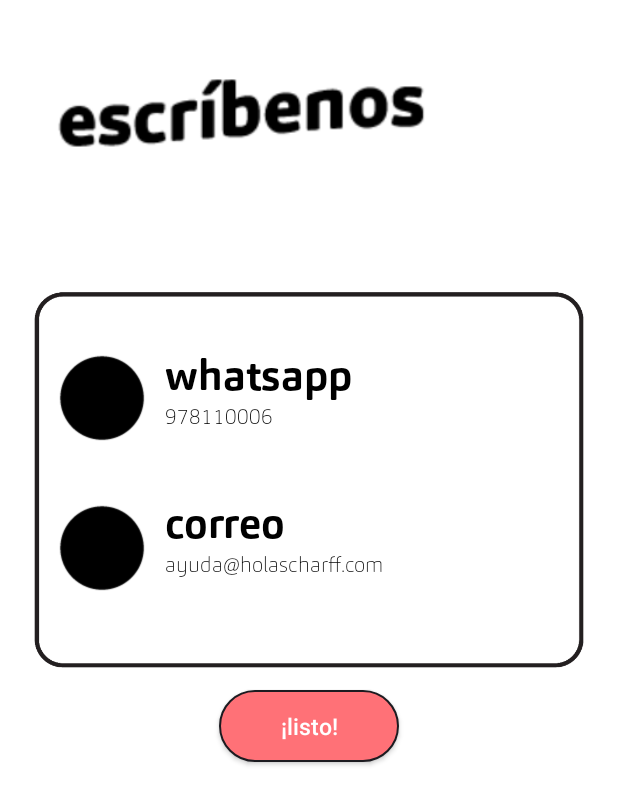
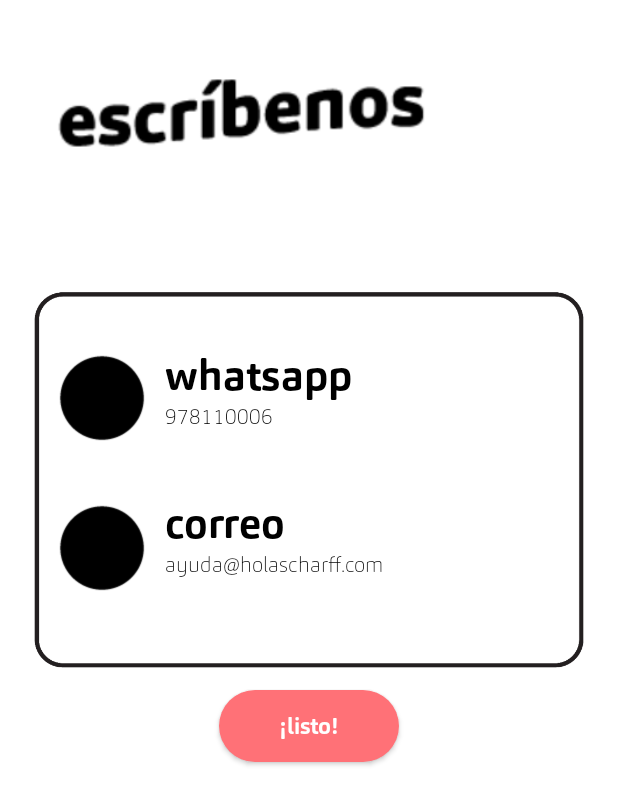
Before and after one commit to JuanHervasV/RuteandoApp, an Android app: the ContactarF screen opened directly, with no data from a screen before it, on a phone screen of 412 x 824 dp. Shown: the top 805 px of the screen. Run offline under Robolectric (Android 15) with nearby library versions, the phone set to English and light mode, and no system bars; Roboto replaces fonts that are not available here.

Commit message:
13/10 Todo funcional - PlayStore

```diff
--- a/app/build.gradle
+++ b/app/build.gradle
@@ -9,8 +9,8 @@ android {
         applicationId "com.JH.ruteandoapp"
         minSdkVersion 16
         targetSdkVersion 29
-        versionCode 1
-        versionName "1.0"
+        versionCode 3
+        versionName "3.0"
 
         testInstrumentationRunner "androidx.test.runner.AndroidJUnitRunner"
     }
--- a/app/src/main/java/com/example/ruteandoapp/Controlador/Retos.java
+++ b/app/src/main/java/com/example/ruteandoapp/Controlador/Retos.java
@@ -323,8 +323,8 @@ public class Retos extends Fragment {
                 String descripreeto = listaPersonas.get(recyclerViewRetos.getChildAdapterPosition(view)).getDescrip();
                 int retoidd = listaPersonas.get(recyclerViewRetos.getChildAdapterPosition(view)).getRetoID();
 
-                int tamanio = listaPersonas.size();
-                RetosInfo abc = listaPersonas.get(1);
+                //int tamanio = listaPersonas.size();
+                //RetosInfo abc = listaPersonas.get(1);
 
                 ListarRetos listarRetos = new ListarRetos(iddeusu);
                 Call<List<ListarRetos>> call = jsonPlaceHolderApi.listarRetos(listarRetos);
--- a/app/src/main/res/drawable-v24/rounded_cornersscharff.xml
+++ b/app/src/main/res/drawable-v24/rounded_cornersscharff.xml
@@ -10,7 +10,7 @@
 
     <!-- view border color and width -->
     <stroke
-        android:width="1dp"
+        android:width="0dp"
         android:color="#1c1b20" >
     </stroke>
 
--- a/app/src/main/res/layout/activity_contactar_f.xml
+++ b/app/src/main/res/layout/activity_contactar_f.xml
@@ -120,6 +120,7 @@
         android:layout_below="@+id/imageinfor"
         android:text="¡listo!"
         android:textSize="15dp"
+        android:fontFamily="@font/carnasbold"
         android:textAllCaps="false"
         android:layout_centerHorizontal="true"
         android:background="@drawable/rounded_cornersscharff"
--- a/app/src/main/res/layout/activity_reto_fotografia.xml
+++ b/app/src/main/res/layout/activity_reto_fotografia.xml
@@ -95,6 +95,7 @@
                 android:layout_marginBottom="256dp"
                 android:layout_marginTop="10dp"
                 android:textSize="15dp"
+                android:fontFamily="@font/carnasbold"
                 android:textAllCaps="false"
                 android:text="¡enviar!"
                 android:background="@drawable/rounded_cornersscharff"
--- a/app/src/main/res/layout/fragment_salir.xml
+++ b/app/src/main/res/layout/fragment_salir.xml
@@ -183,6 +183,7 @@
         android:background="@drawable/rounded_cornersscharff"
         android:onClick="onClick"
         android:textAllCaps="false"
+        android:fontFamily="@font/carnasbold"
         android:text="contáctanos"
         android:textSize="18dp"
         tools:ignore="OnClick" />
```
